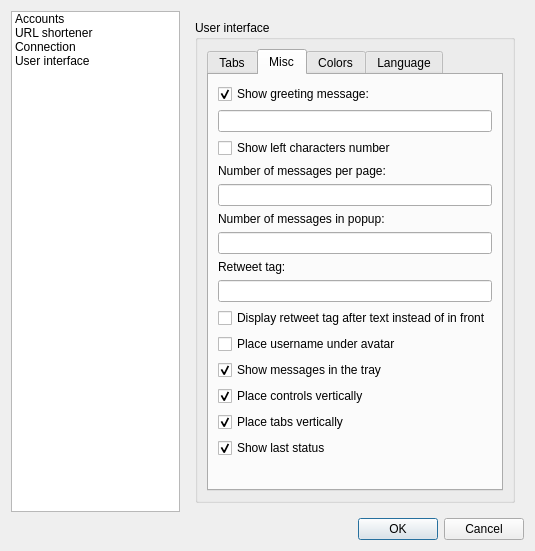
Before: the Qt Designer form src/OptionsDialog.ui in asolfre/qwit, drawn with Qt 5.
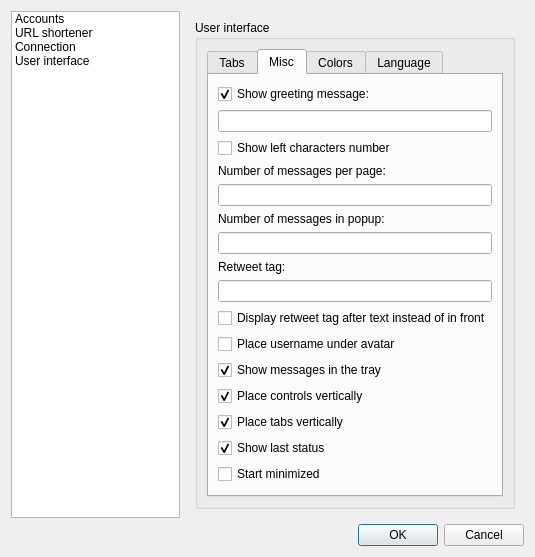
After: the same form once the commit is applied. The open tabs and pages were chosen to show the change.

Commit message: Added start-minimized option, aitu.kz and fixed some bugs

What changed in the file:
```diff
--- a/src/OptionsDialog.ui
+++ b/src/OptionsDialog.ui
@@ -544,6 +544,13 @@
                       </property>
                      </widget>
                     </item>
+                    <item>
+                     <widget class="QCheckBox" name="startMinimizedCheckBox">
+                      <property name="text">
+                       <string>Start minimized</string>
+                      </property>
+                     </widget>
+                    </item>
                     <item>
                      <spacer name="verticalSpacer_2">
                       <property name="orientation">
```
Left out of the diff: 4 changed lines with no effect on the pictures. The commit also changes 10 other files.
